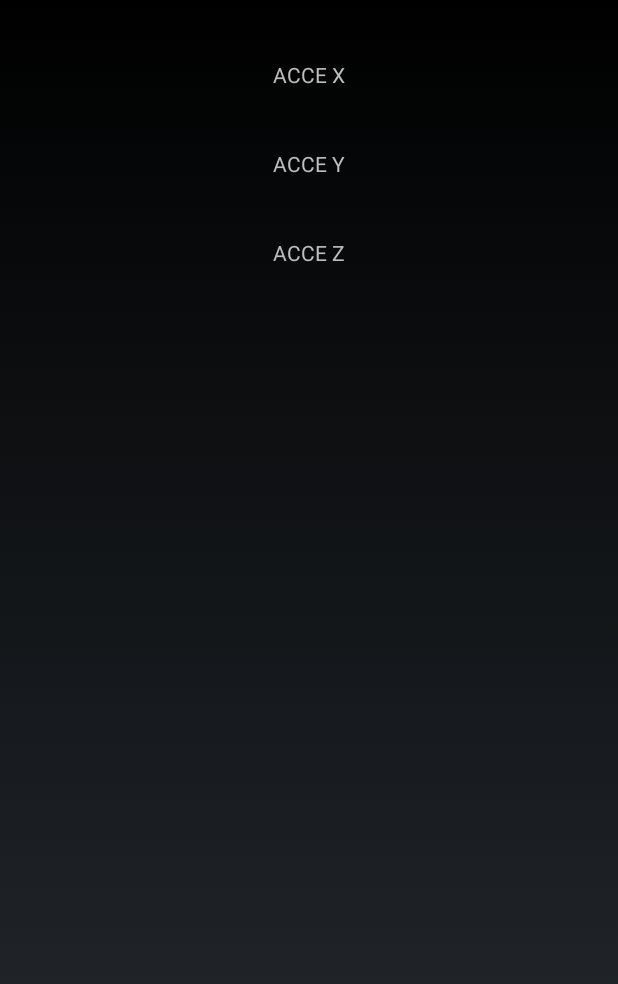
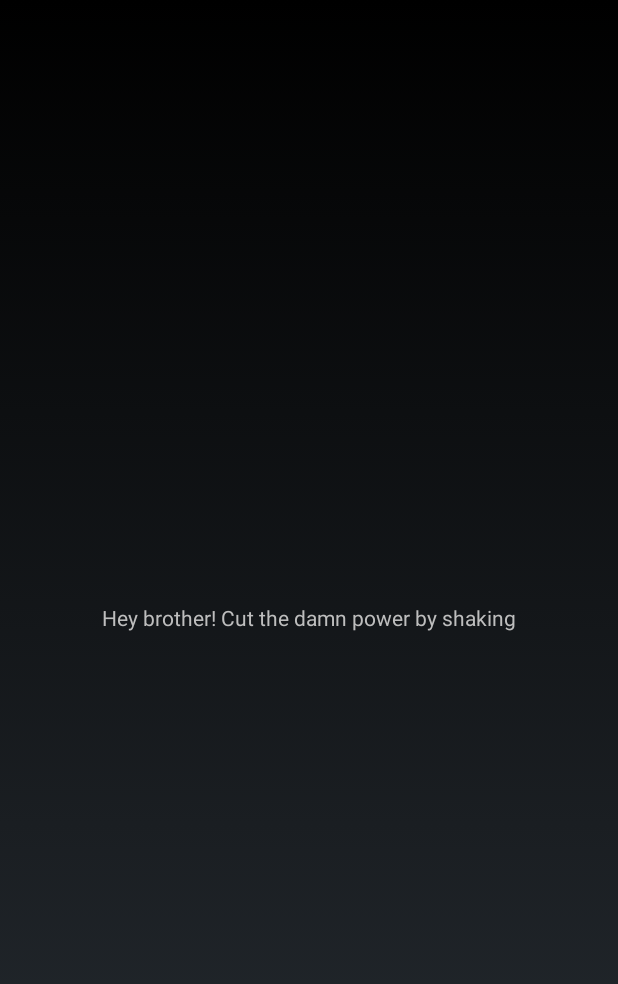
Before and after one commit to Ultreia-/MapsExample-master, an Android app: the AccelerometerScreen screen opened directly, with no data from a screen before it, on a phone screen of 412 x 824 dp. Shown: the top 984 px of the screen. Run offline under Robolectric (Android 15) with nearby library versions, the phone set to English and light mode, and no system bars.

Commit message:
accelerometermore

```diff
--- a/app/src/main/java/com/marvin/mapsexample/AccelerometerScreen.java
+++ b/app/src/main/java/com/marvin/mapsexample/AccelerometerScreen.java
@@ -43,9 +43,6 @@ public class AccelerometerScreen extends FragmentActivity implements SensorEvent
         accelerometer = sm.getDefaultSensor(Sensor.TYPE_ACCELEROMETER);
         sm.registerListener(this, accelerometer, SensorManager.SENSOR_DELAY_NORMAL);
 
-        accelerationX = (TextView) findViewById(R.id.acceleration_x);
-        accelerationY = (TextView) findViewById(R.id.acceleration_y);
-        accelerationZ = (TextView) findViewById(R.id.acceleration_z);
         accelerationProgress = (TextView) findViewById(R.id.acceleration_progress);
     }
 
@@ -107,10 +104,6 @@ public class AccelerometerScreen extends FragmentActivity implements SensorEvent
                 }
             }
         }).start();
-
-        accelerationX.setText("Acceleration på X akse: " + linear_acceleration[0]);
-        accelerationY.setText("Acceleration på Y akse: " + linear_acceleration[1]);
-        accelerationZ.setText("Acceleration på Z akse: " + linear_acceleration[2]);
     }
 
     @Override
@@ -132,7 +125,7 @@ public class AccelerometerScreen extends FragmentActivity implements SensorEvent
         accelerationProgress.post(new Runnable() {
             public void run() {
                 if(progress == 100) {
-                    accelerationProgress.setText("You have scrambled the poster! Good job");
+                    accelerationProgress.setText("You have cuttededed the power mah maaaan! Good job");
                 }else {
                     accelerationProgress.setText("Shake the phone till 100% You are at: " + progress + "%");
                 }
--- a/app/src/main/res/layout/accelerometer_screen.xml
+++ b/app/src/main/res/layout/accelerometer_screen.xml
@@ -6,39 +6,12 @@
     android:id="@+id/accelerometer_layout">
 
     <TextView
-        android:id="@+id/acceleration_x"
-        android:layout_width="wrap_content"
-        android:layout_height="wrap_content"
-        android:layout_marginTop="40dp"
-        android:layout_centerHorizontal="true"
-        android:text="ACCE X" />
-
-    <TextView
-        android:id="@+id/acceleration_y"
-        android:layout_width="wrap_content"
-        android:layout_height="wrap_content"
-        android:layout_marginTop="40dp"
-        android:layout_below="@id/acceleration_x"
-        android:layout_centerHorizontal="true"
-        android:text="ACCE Y" />
-
-    <TextView
-        android:id="@+id/acceleration_z"
-        android:layout_width="wrap_content"
-        android:layout_height="wrap_content"
-        android:layout_marginTop="40dp"
-        android:layout_below="@id/acceleration_y"
-        android:layout_centerHorizontal="true"
-        android:text="ACCE Z" />
-
-    <TextView
         android:id="@+id/acceleration_progress"
         android:layout_width="wrap_content"
         android:layout_height="wrap_content"
         android:layout_marginTop="40dp"
-        android:layout_below="@id/acceleration_z"
-        android:layout_centerHorizontal="true"
-        android:text=""/>
+        android:layout_centerInParent="true"
+        android:text="Hey brother! Cut the damn power by shaking"/>
 
     <ImageView
         android:id="@+id/accelerometer_image"
```
